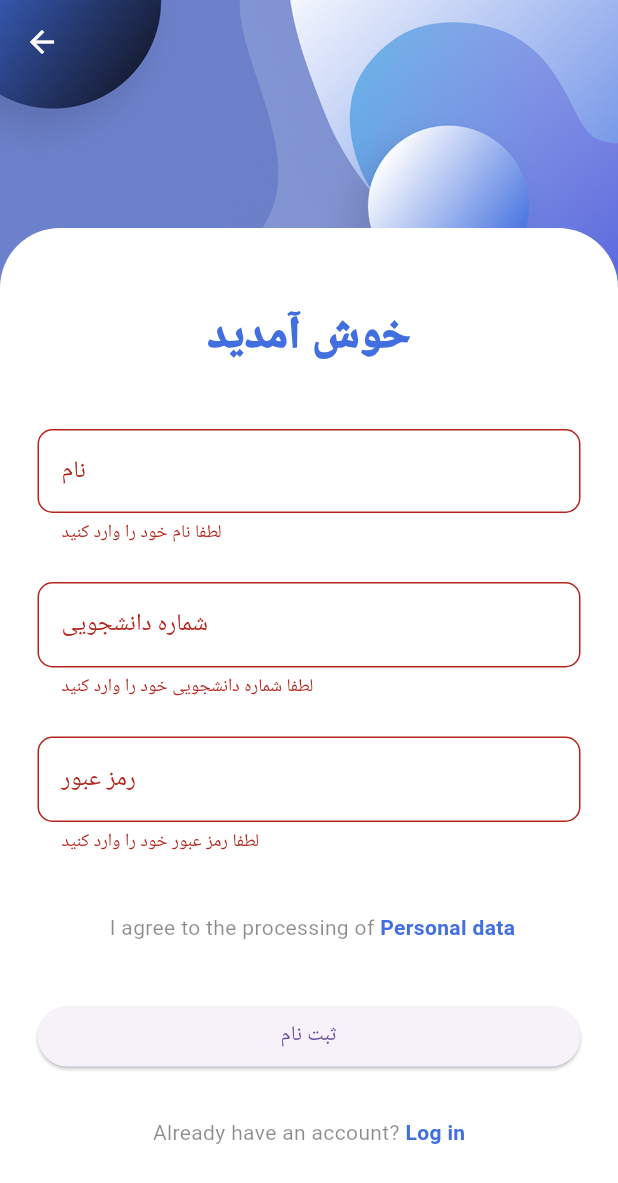
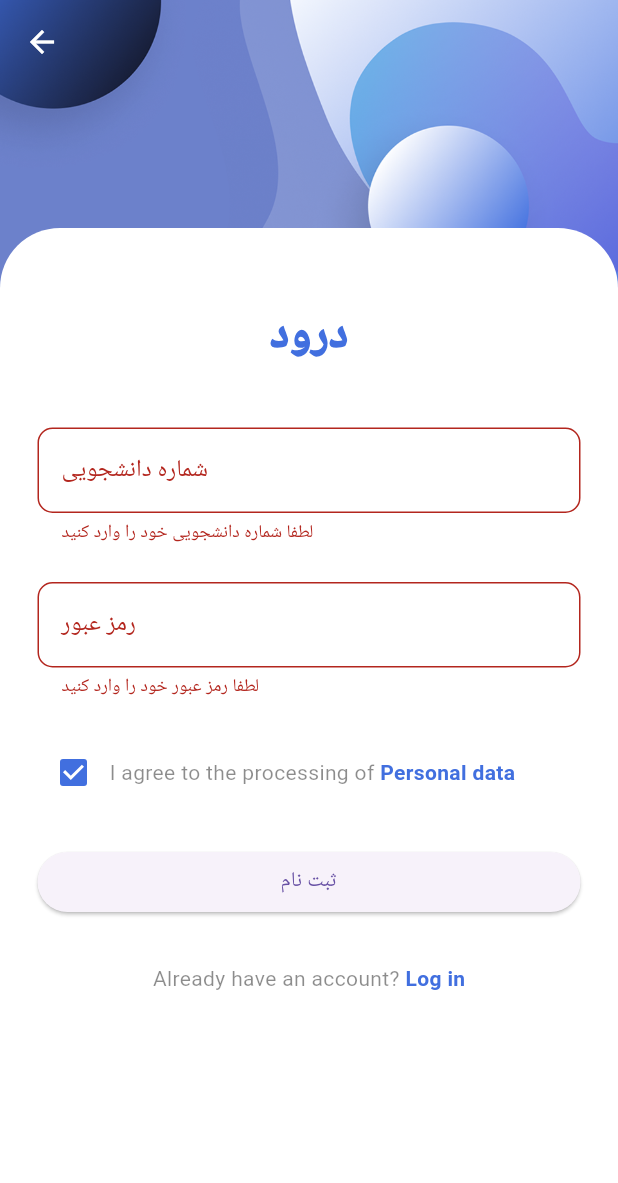
Before and after one commit to babaj0821/AP_project_flutter, a Flutter app: the SignUpScreen screen opened directly, after a tap on "ثبت نام", on a phone screen of 412 x 824 dp. Shown: the top 1183 px of the screen. Run offline on Flutter 3.47's test engine with Material 3 defaults, Android fonts, the phone set to English and light mode, and no system bars.

Commit message:
socket for login and signup

```diff
--- a/front/AP_Project/lib/screens/signup_screen.dart
+++ b/front/AP_Project/lib/screens/signup_screen.dart
@@ -1,6 +1,8 @@
+import 'dart:convert';
+import 'dart:io';
 import 'package:flutter/material.dart';
-import 'package:icons_plus/icons_plus.dart';
 import 'package:ap_project/screens/signin_screen.dart';
+import 'package:ap_project/screens/user_profile_page.dart';
 import 'package:ap_project/theme/theme.dart';
 import 'package:ap_project/widgets/custom_scaffold.dart';
 
@@ -13,7 +15,57 @@ class SignUpScreen extends StatefulWidget {
 
 class _SignUpScreenState extends State<SignUpScreen> {
   final _formSignupKey = GlobalKey<FormState>();
+  final TextEditingController _usernameController = TextEditingController();
+  final TextEditingController _passwordController = TextEditingController();
   bool agreePersonalData = true;
+
+  Future<void> _sendDataToServer(String username, String password) async {
+    try {
+      // Replace with your server's IP address and port
+      final socket = await Socket.connect('192.168.43.66', 8888);
+
+      print('Connected to: ${socket.remoteAddress.address}:${socket.remotePort}');
+
+      // Send username and password to the server
+      socket.write('s-$username-$password\u0000');
+      await socket.flush(); // Ensure data is sent
+      print('Data sent to server: s-$username-$password\u0000');
+
+      // Listen for responses from the server
+      socket.listen((data) {
+        final response = String.fromCharCodes(data).trim();
+        print('Response from server: $response'); // Print the response for debugging
+
+        if (response == '1') {
+          // Navigate to the homepage on successful signup
+          Navigator.pushReplacement(
+            context,
+            MaterialPageRoute(builder: (context) => UserProfilePage()),
+          );
+        } else {
+          // Show error message if signup failed
+          ScaffoldMessenger.of(context).showSnackBar(
+            SnackBar(content: Text(response)),
+          );
+        }
+      }, onDone: () {
+        print('Connection closed by server');
+        socket.destroy(); // Close the socket after data is received
+      }, onError: (error) {
+        print('Socket error: $error');
+        ScaffoldMessenger.of(context).showSnackBar(
+          SnackBar(content: Text('Socket error: $error')),
+        );
+        socket.destroy(); // Ensure the socket is closed on error
+      });
+    } catch (e) {
+      print('Error: $e');
+      ScaffoldMessenger.of(context).showSnackBar(
+        SnackBar(content: Text('Error: $e')),
+      );
+    }
+  }
+
   @override
   Widget build(BuildContext context) {
     return CustomScaffold(
@@ -45,7 +97,7 @@ class _SignUpScreenState extends State<SignUpScreen> {
                     children: [
                       // get started text
                       Text(
-                        'خوش آمدید',
+                        'درود',
                         style: TextStyle(
                           fontSize: 30.0,
                           fontWeight: FontWeight.w900,
@@ -55,39 +107,8 @@ class _SignUpScreenState extends State<SignUpScreen> {
                       const SizedBox(
                         height: 40.0,
                       ),
-                      // full name
                       TextFormField(
-                        validator: (value) {
-                          if (value == null || value.isEmpty) {
-                            return 'لطفا نام خود را وارد کنید';
-                          }
-                          return null;
-                        },
-                        decoration: InputDecoration(
-                          label: const Text('نام'),
-                          hintText: 'نام',
-                          hintStyle: const TextStyle(
-                            color: Colors.black26,
-                          ),
-                          border: OutlineInputBorder(
-                            borderSide: const BorderSide(
-                              color: Colors.black12, // Default border color
-                            ),
-                            borderRadius: BorderRadius.circular(10),
-                          ),
-                          enabledBorder: OutlineInputBorder(
-                            borderSide: const BorderSide(
-                              color: Colors.black12, // Default border color
-                            ),
-                            borderRadius: BorderRadius.circular(10),
-                          ),
-                        ),
-                      ),
-                      const SizedBox(
-                        height: 25.0,
-                      ),
-                      // email
-                      TextFormField(
+                        controller: _usernameController,
                         validator: (value) {
                           if (value == null || value.isEmpty) {
                             return 'لطفا شماره دانشجویی خود را وارد کنید';
@@ -102,13 +123,13 @@ class _SignUpScreenState extends State<SignUpScreen> {
                           ),
                           border: OutlineInputBorder(
                             borderSide: const BorderSide(
-                              color: Colors.black12, // Default border color
+                              color: Colors.black12,
                             ),
                             borderRadius: BorderRadius.circular(10),
                           ),
                           enabledBorder: OutlineInputBorder(
                             borderSide: const BorderSide(
-                              color: Colors.black12, // Default border color
+                              color: Colors.black12,
                             ),
                             borderRadius: BorderRadius.circular(10),
                           ),
@@ -117,8 +138,8 @@ class _SignUpScreenState extends State<SignUpScreen> {
                       const SizedBox(
                         height: 25.0,
                       ),
-                      // password
                       TextFormField(
+                        controller: _passwordController,
                         obscureText: true,
                         obscuringCharacter: '*',
                         validator: (value) {
@@ -135,13 +156,13 @@ class _SignUpScreenState extends State<SignUpScreen> {
                           ),
                           border: OutlineInputBorder(
                             borderSide: const BorderSide(
-                              color: Colors.black12, // Default border color
+                              color: Colors.black12,
                             ),
                             borderRadius: BorderRadius.circular(10),
                           ),
                           enabledBorder: OutlineInputBorder(
                             borderSide: const BorderSide(
-                              color: Colors.black12, // Default border color
+                              color: Colors.black12,
                             ),
                             borderRadius: BorderRadius.circular(10),
                           ),
@@ -160,7 +181,7 @@ class _SignUpScreenState extends State<SignUpScreen> {
                                 agreePersonalData = value!;
                               });
                             },
-                            activeColor: Colors.white,
+                            activeColor: lightColorScheme.primary,
                           ),
                           const Text(
                             'I agree to the processing of ',
@@ -172,7 +193,7 @@ class _SignUpScreenState extends State<SignUpScreen> {
                             'Personal data',
                             style: TextStyle(
                               fontWeight: FontWeight.bold,
-                              color:lightColorScheme.primary,
+                              color: lightColorScheme.primary,
                             ),
                           ),
                         ],
@@ -187,6 +208,10 @@ class _SignUpScreenState extends State<SignUpScreen> {
                           onPressed: () {
                             if (_formSignupKey.currentState!.validate() &&
                                 agreePersonalData) {
+                              _sendDataToServer(
+                                _usernameController.text,
+                                _passwordController.text,
+                              );
                               ScaffoldMessenger.of(context).showSnackBar(
                                 const SnackBar(
                                   content: Text('Processing Data'),
@@ -206,7 +231,6 @@ class _SignUpScreenState extends State<SignUpScreen> {
                       const SizedBox(
                         height: 30.0,
                       ),
-
                       // already have an account
                       Row(
                         mainAxisAlignment: MainAxisAlignment.center,
--- a/front/AP_Project/lib/screens/user_profile_page.dart
+++ b/front/AP_Project/lib/screens/user_profile_page.dart
@@ -55,7 +55,7 @@ class _UserProfilePageState extends State<UserProfilePage> {
                     children: [
                       CircleAvatar(
                         radius: 50.0,
-                        backgroundImage: AssetImage('assets/avatar.png'), // Replace with your asset or network image
+                       // backgroundImage: AssetImage('assets/avatar.png'), // Replace with your asset or network image
                       ),
                       SizedBox(height: 16.0),
                       TextFormField(
```
Also changed, not shown: front/AP_Project/lib/screens/signin_screen.dart (+50 -9 lines).
